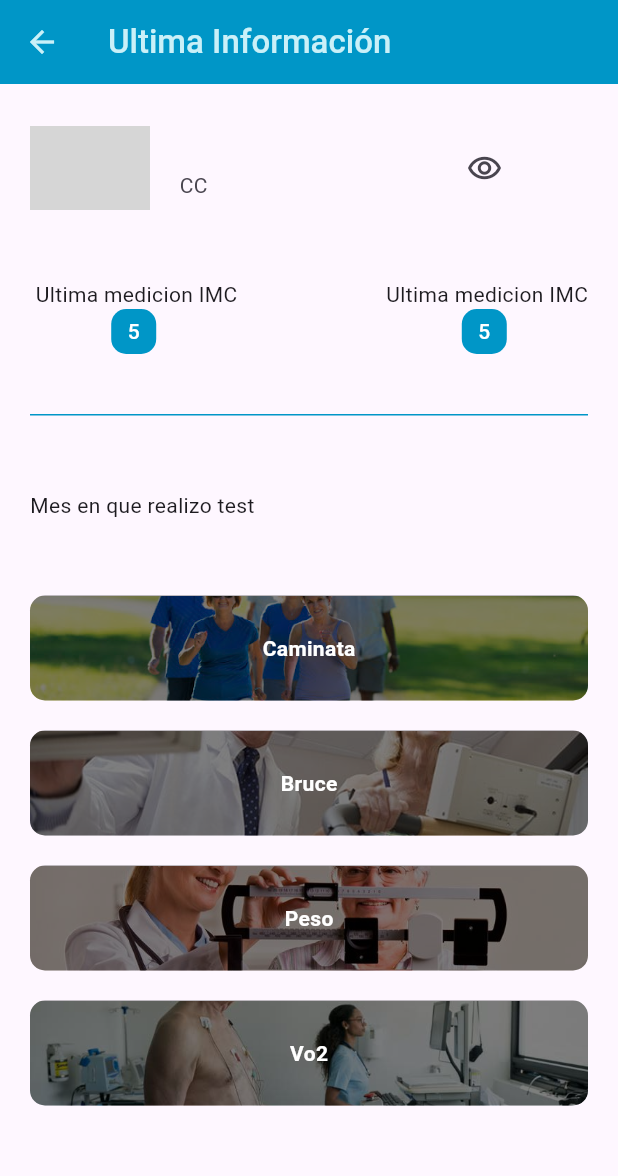
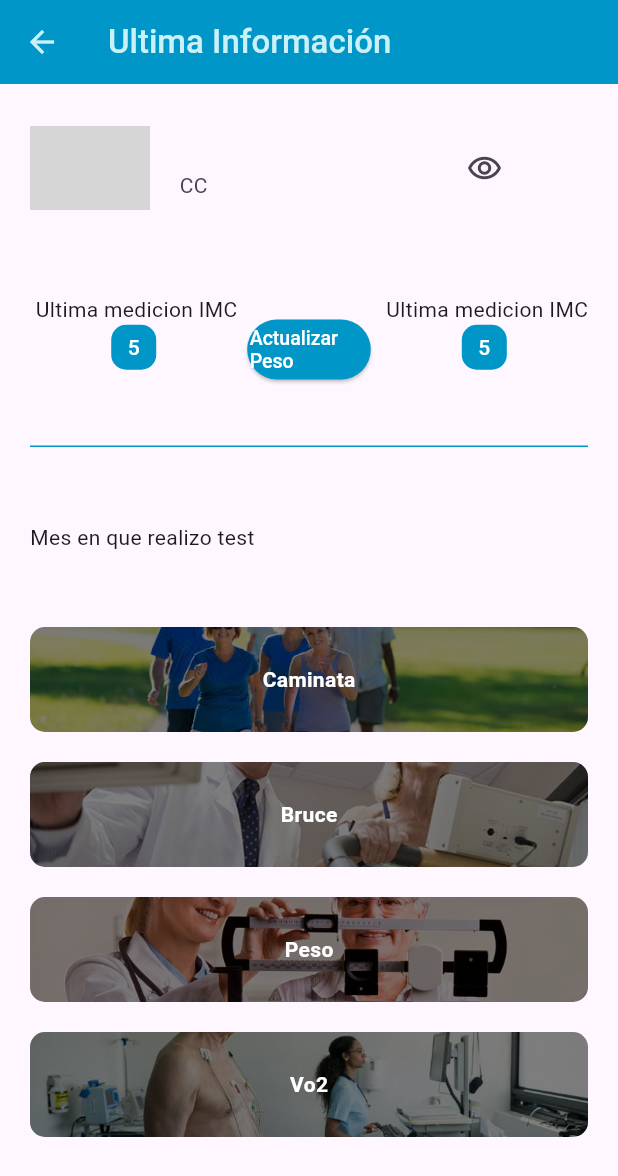
Before and after one commit to Br4y4n-Pro/VitalMoveCBI, a Flutter app: the PerfilInformativo screen opened directly with empty values, on a phone screen of 412 x 824 dp. Shown: the top 1176 px of the screen. Run offline on Flutter 3.47's test engine with Material 3 defaults, Android fonts, the phone set to English and light mode, and no system bars; our stand-ins replace date_field, dio, fl_chart, image_picker, shared_preferences; missing offline and left inert: unique_simple_bar_chart; accounts and stored records are empty; network calls fail; grey boxes are pictures that could not be loaded.

Commit message:
Edison Cuaran avance editar informacion

```diff
--- a/lib/pages/Evaluador/homeEvaluador.dart
+++ b/lib/pages/Evaluador/homeEvaluador.dart
@@ -182,7 +182,7 @@ class _HomeEvaluadorState extends State<HomeEvaluador> {
         return AlertDialog(
           title: const Text("Ingrese su recomendación"),
           content: SizedBox(
-            height: MediaQuery.of(context).size.height * 0.40,
+            height: MediaQuery.of(context).size.height * 0.30,
             child: Column(
               children: [
                 SizedBox(
--- a/lib/pages/Evaluador/perfilInformativo.dart
+++ b/lib/pages/Evaluador/perfilInformativo.dart
@@ -80,6 +80,40 @@ class _PerfilInformativoState extends State<PerfilInformativo> {
                   )
                 ],
               ),
+            Column(
+  children: [
+ const SizedBox(height: 23),
+    GestureDetector(
+      onTap: () {
+      },
+
+      child: ElevatedButton(
+                        style: ElevatedButton.styleFrom(
+                          fixedSize: Size(size.width * .2, size.height * .01),
+                          backgroundColor: Colores.primaryColor,
+                          padding: EdgeInsets.all(size.height * .002),
+                          textStyle: const TextStyle(
+                              fontSize: 13, fontWeight: FontWeight.bold),
+                          shape: RoundedRectangleBorder(
+                            borderRadius: BorderRadius.circular(40),
+                          ),
+                        ),
+                        onPressed: () async {
+
+                        },
+        child: const Center(
+          child: Text(
+            "Actualizar Peso",
+            style: TextStyle(
+              color: Colors.white,
+              fontWeight: FontWeight.w500,
+            ),
+          ),
+        ),
+      ),
+    ),
+  ],
+),
               Column(
                 children: [
                   const Text(" Ultima medicion IMC"),
--- a/lib/pages/graficos/caminatas.dart
+++ b/lib/pages/graficos/caminatas.dart
@@ -7,7 +7,6 @@ import 'package:vitalmovecbi/Modelos/CaminataModelo.dart';
 import 'package:vitalmovecbi/provider/caminata/gets/providerGetCaminata.dart';
 import 'package:vitalmovecbi/widgets/colores.dart';
 import 'package:vitalmovecbi/widgets/textperfil.dart';
-import 'package:particles_fly/particles_fly.dart';
 
 class PageCaminata extends StatefulWidget {
   const PageCaminata({super.key});
```
Also changed, not shown: lib/pages/Usuario/perfilVista.dart (+62 -14 lines).
